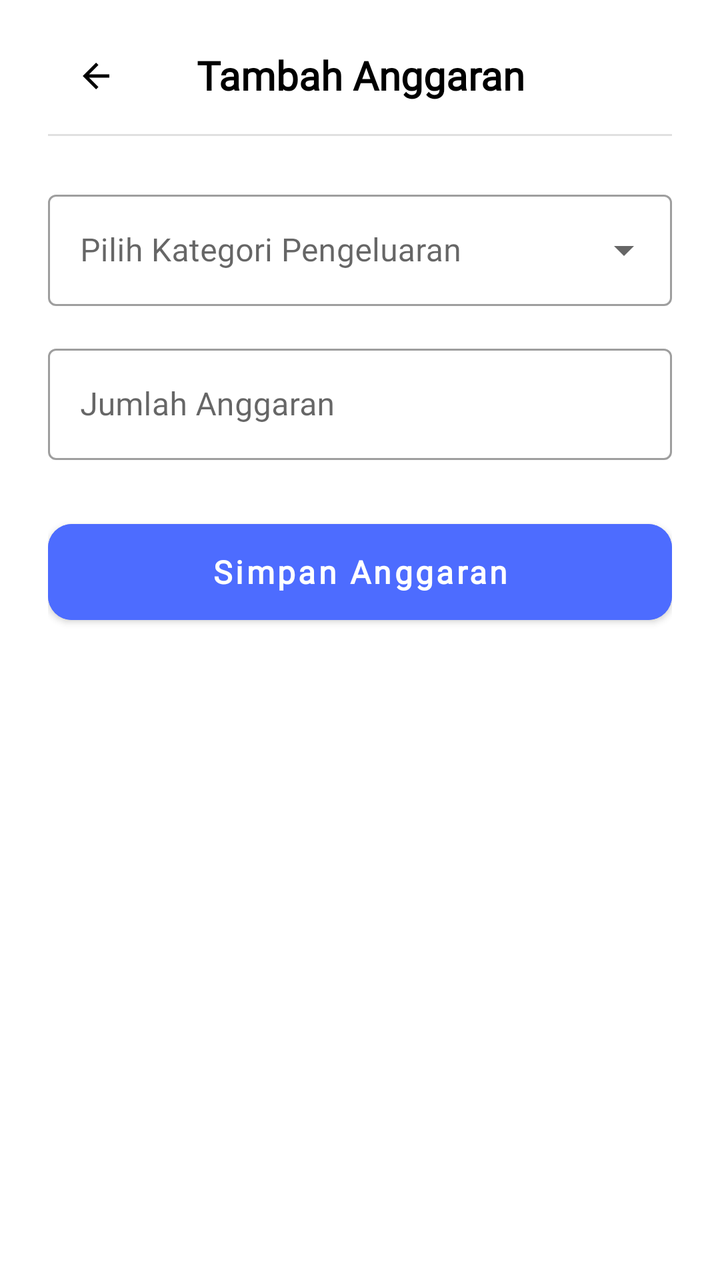
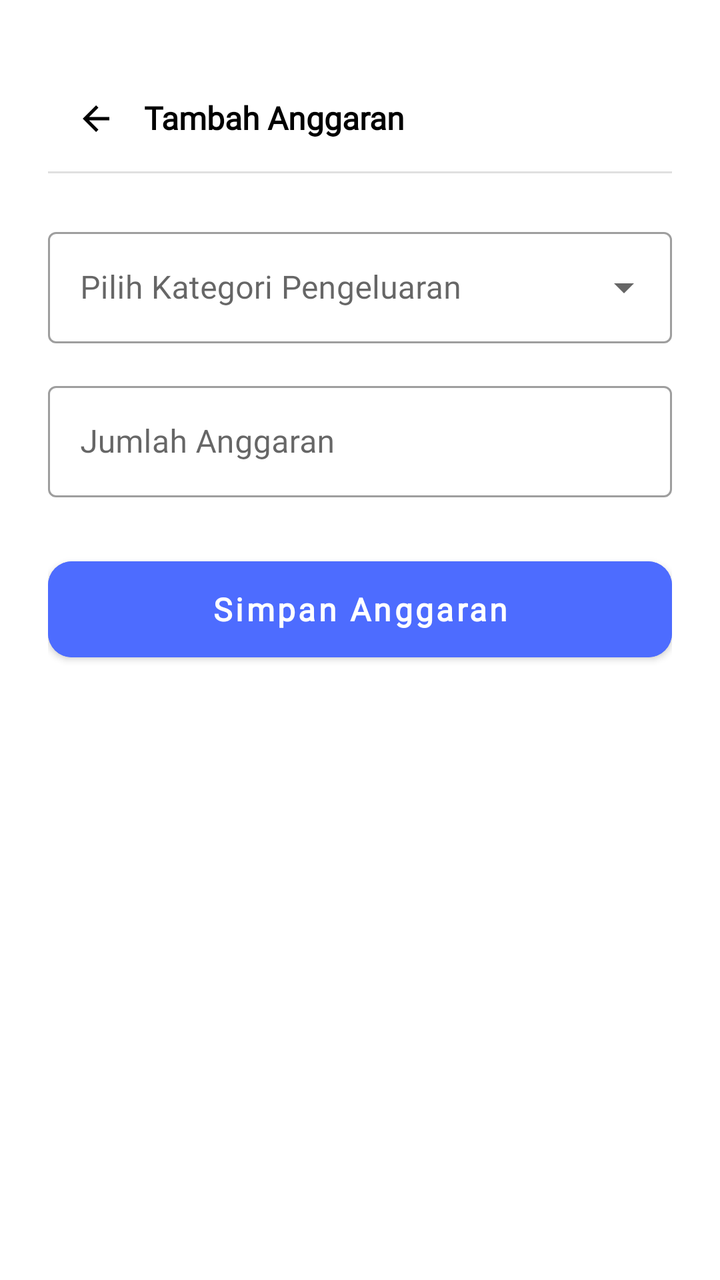

The first picture is an Android layout as it rendered before a commit; the second is the same layout after the commit. The layout source and the unified diff follow.
<!-- AndroidManifest.xml: application theme Base.Theme.Fintrack -->
<!-- res/layout/fragment_add_budget.xml -->
<?xml version="1.0" encoding="utf-8"?>
<ScrollView xmlns:android="http://schemas.android.com/apk/res/android"
    xmlns:app="http://schemas.android.com/apk/res-auto"
    xmlns:tools="http://schemas.android.com/tools"
    android:layout_width="match_parent"
    android:layout_height="match_parent"
    android:background="?attr/colorSurface"
    android:fillViewport="true"
    tools:context=".ui.addBudget.AddBudgetFragment">

    <androidx.constraintlayout.widget.ConstraintLayout
        android:layout_width="match_parent"
        android:layout_height="wrap_content"
        android:paddingBottom="24dp">

        
        <androidx.constraintlayout.widget.ConstraintLayout
            android:id="@+id/header_container"
            android:layout_width="0dp"
            android:layout_height="wrap_content"
            android:padding="24dp"
            app:layout_constraintEnd_toEndOf="parent"
            app:layout_constraintStart_toStartOf="parent"
            app:layout_constraintTop_toTopOf="parent">

            <com.google.android.material.button.MaterialButton
                android:id="@+id/button_kembali_tambah_anggaran"
                style="@style/Widget.Material3.Button.IconButton"
                android:layout_width="wrap_content"
                android:layout_height="wrap_content"
                app:icon="@drawable/arrow_back_24px"
                app:iconTint="?attr/colorOnSurface"
                app:layout_constraintBottom_toBottomOf="@id/title_tambah_anggaran"
                app:layout_constraintStart_toStartOf="parent"
                app:layout_constraintTop_toTopOf="@id/title_tambah_anggaran" />

            <TextView
                android:id="@+id/title_tambah_anggaran"
                android:layout_width="0dp"
                android:layout_height="wrap_content"
                android:fontFamily="@font/poppins_semibold"
                android:gravity="center_horizontal"
                android:text="Tambah Anggaran"
                android:textColor="?attr/colorOnSurface"
                android:textSize="20sp"
                android:textStyle="bold"
                app:layout_constraintEnd_toEndOf="parent"
                app:layout_constraintStart_toStartOf="parent"
                app:layout_constraintTop_toTopOf="parent" />

            <View
                android:id="@+id/line_under"
                android:layout_width="0dp"
                android:layout_height="1dp"
                android:layout_marginTop="16dp"
                android:background="?android:attr/listDivider"
                app:layout_constraintEnd_toEndOf="parent"
                app:layout_constraintStart_toStartOf="parent"
                app:layout_constraintTop_toBottomOf="@id/title_tambah_anggaran" />

        </androidx.constraintlayout.widget.ConstraintLayout>

        
        <androidx.constraintlayout.widget.ConstraintLayout
            android:id="@+id/form_container"
            android:layout_width="0dp"
            android:layout_height="wrap_content"
            android:paddingHorizontal="24dp"
            app:layout_constraintEnd_toEndOf="parent"
            app:layout_constraintStart_toStartOf="parent"
            app:layout_constraintTop_toBottomOf="@id/header_container">

            <com.google.android.material.textfield.TextInputLayout
                android:id="@+id/til_kategori"
                style="@style/Widget.MaterialComponents.TextInputLayout.OutlinedBox.ExposedDropdownMenu"
                android:layout_width="0dp"
                android:layout_height="wrap_content"
                android:hint="Pilih Kategori Pengeluaran"
                app:layout_constraintEnd_toEndOf="parent"
                app:layout_constraintStart_toStartOf="parent"
                app:layout_constraintTop_toTopOf="parent">

                <AutoCompleteTextView
                    android:id="@+id/autocompletetext_kategori"
                    android:layout_width="match_parent"
                    android:layout_height="wrap_content"
                    android:fontFamily="@font/poppins_regular"
                    android:inputType="none"
                    android:textColor="?attr/colorOnSurface" />
            </com.google.android.material.textfield.TextInputLayout>

            <com.google.android.material.textfield.TextInputLayout
                android:id="@+id/til_jumlah_anggaran"
                style="@style/Widget.MaterialComponents.TextInputLayout.OutlinedBox"
                android:layout_width="0dp"
                android:layout_height="wrap_content"
                android:layout_marginTop="16dp"
                android:hint="Jumlah Anggaran"
                app:layout_constraintEnd_toEndOf="parent"
                app:layout_constraintStart_toStartOf="parent"
                app:layout_constraintTop_toBottomOf="@id/til_kategori">

                <com.google.android.material.textfield.TextInputEditText
                    android:id="@+id/edittext_jumlah_anggaran"
                    android:layout_width="match_parent"
                    android:layout_height="wrap_content"
                    android:fontFamily="@font/poppins_regular"
                    android:inputType="number"
                    android:textColor="?attr/colorOnSurface" />
            </com.google.android.material.textfield.TextInputLayout>

            <com.google.android.material.button.MaterialButton
                android:id="@+id/button_simpan_anggaran"
                style="@style/BlueButton"
                android:layout_width="0dp"
                android:layout_height="wrap_content"
                android:layout_marginTop="32dp"
                android:text="Simpan Anggaran"
                app:layout_constraintEnd_toEndOf="parent"
                app:layout_constraintStart_toStartOf="parent"
                app:layout_constraintTop_toBottomOf="@id/til_jumlah_anggaran" />

            
            <com.google.android.material.button.MaterialButton
                android:id="@+id/button_hapus_anggaran"
                style="@style/Widget.MaterialComponents.Button.OutlinedButton"
                android:layout_width="0dp"
                android:layout_height="wrap_content"
                android:layout_marginTop="16dp"
                android:text="Hapus Anggaran"
                android:textColor="@color/primaryRed"
                app:strokeColor="@color/primaryRed"
                android:visibility="invisible"
                tools:visibility="visible"
                app:layout_constraintEnd_toEndOf="parent"
                app:layout_constraintStart_toStartOf="parent"
                app:layout_constraintTop_toBottomOf="@id/button_simpan_anggaran" />

        </androidx.constraintlayout.widget.ConstraintLayout>

        <ProgressBar
            android:id="@+id/progressBar"
            style="?android:attr/progressBarStyle"
            android:layout_width="wrap_content"
            android:layout_height="wrap_content"
            android:visibility="gone"
            android:theme="@style/Theme.AppCompat"
            app:layout_constraintBottom_toBottomOf="parent"
            app:layout_constraintEnd_toEndOf="parent"
            app:layout_constraintStart_toStartOf="parent"
            app:layout_constraintTop_toTopOf="parent" />

    </androidx.constraintlayout.widget.ConstraintLayout>
</ScrollView>
<!-- resources referenced by this layout -->
<resources>
  <color name="primaryRed">#FD343E</color>
  <!-- drawable arrow_back_24px (drawable) -->
  <vector xmlns:android="http://schemas.android.com/apk/res/android"
      android:width="24dp"
      android:height="24dp"
      android:viewportWidth="960"
      android:viewportHeight="960"
      android:tint="?attr/colorControlNormal"
      android:autoMirrored="true">
    <path
        android:fillColor="@android:color/white"
        android:pathData="M313,520L537,744L480,800L160,480L480,160L537,216L313,440L800,440L800,520L313,520Z"/>
  </vector>
  <style name="BlueButton" parent="Widget.MaterialComponents.Button">
          <item name="android:backgroundTint">?attr/colorPrimary</item>
          <item name="android:textColor">?attr/colorOnPrimary</item>
          <item name="android:layout_height">56dp</item>
          <item name="cornerRadius">12dp</item>
          <item name="android:fontFamily">@font/poppins_semibold</item>
          <item name="android:textSize">16sp</item>
          <item name="android:textStyle">bold</item>
          <item name="android:textAllCaps">false</item>
          <item name="android:insetTop">0dp</item>
          <item name="android:insetBottom">0dp</item>
      </style>
  <style name="Base.Theme.Fintrack" parent="Theme.MaterialComponents.DayNight.NoActionBar">
          <item name="colorPrimary">@color/primaryBlue</item>
          <item name="colorPrimaryVariant">@color/button_blue</item>
          <item name="colorOnPrimary">@color/white</item>
          <item name="colorSecondary">@color/secondaryGrey</item>
          <item name="colorOnSecondary">@color/darkGrey</item>
  
          <item name="android:colorBackground">@color/white</item>
          <item name="colorSurface">@color/white</item>
          <item name="colorOnBackground">@color/black</item>
          <item name="colorOnSurface">@color/black</item>
          <item name="android:statusBarColor">?attr/colorPrimaryVariant</item>
      </style>
  <color name="primaryBlue">#4D6CFF</color>
  <color name="button_blue">#FF3461FD</color>
  <color name="white">#FFFFFFFF</color>
  <color name="secondaryGrey">#FF61677D</color>
  <color name="darkGrey">#4A4A4A</color>
  <color name="black">#FF000000</color>
</resources>

<!-- the commit's change to res/layout/fragment_add_budget.xml (unified diff, before → after) -->
@@ -6,6 +6,7 @@
     android:layout_height="match_parent"
     android:background="?attr/colorSurface"
     android:fillViewport="true"
+    android:paddingTop="24dp"
     tools:context=".ui.addBudget.AddBudgetFragment">
 
     <androidx.constraintlayout.widget.ConstraintLayout
@@ -39,13 +40,13 @@
                 android:layout_width="0dp"
                 android:layout_height="wrap_content"
                 android:fontFamily="@font/poppins_semibold"
-                android:gravity="center_horizontal"
+                android:gravity="start"
                 android:text="Tambah Anggaran"
                 android:textColor="?attr/colorOnSurface"
-                android:textSize="20sp"
+                android:textSize="16sp"
                 android:textStyle="bold"
                 app:layout_constraintEnd_toEndOf="parent"
-                app:layout_constraintStart_toStartOf="parent"
+                app:layout_constraintStart_toEndOf="@+id/button_kembali_tambah_anggaran"
                 app:layout_constraintTop_toTopOf="parent" />
 
             <View
